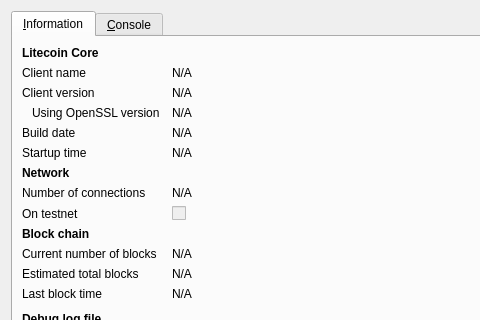
First picture: the form in src/qt/forms/rpcconsole.ui, repository universecoin/source, before the edit; both pictures show x 0 to 480 and y 0 to 320 of the 740 by 450 pixel window.
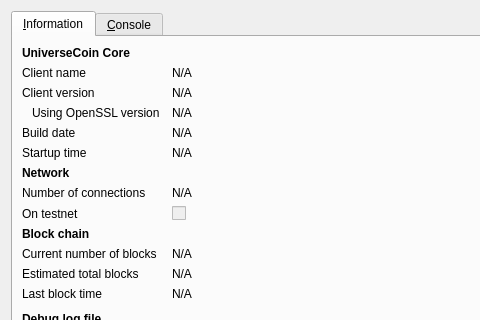
Second picture: the form after the edit. Icons and pictures are not drawn.

What changed in the file:
```diff
--- a/src/qt/forms/rpcconsole.ui
+++ b/src/qt/forms/rpcconsole.ui
@@ -36,7 +36,7 @@
           </font>
          </property>
          <property name="text">
-          <string>Litecoin Core</string>
+          <string>UniverseCoin Core</string>
          </property>
         </widget>
        </item>
```
Left out of the diff: 6 changed lines with no effect on the pictures.
